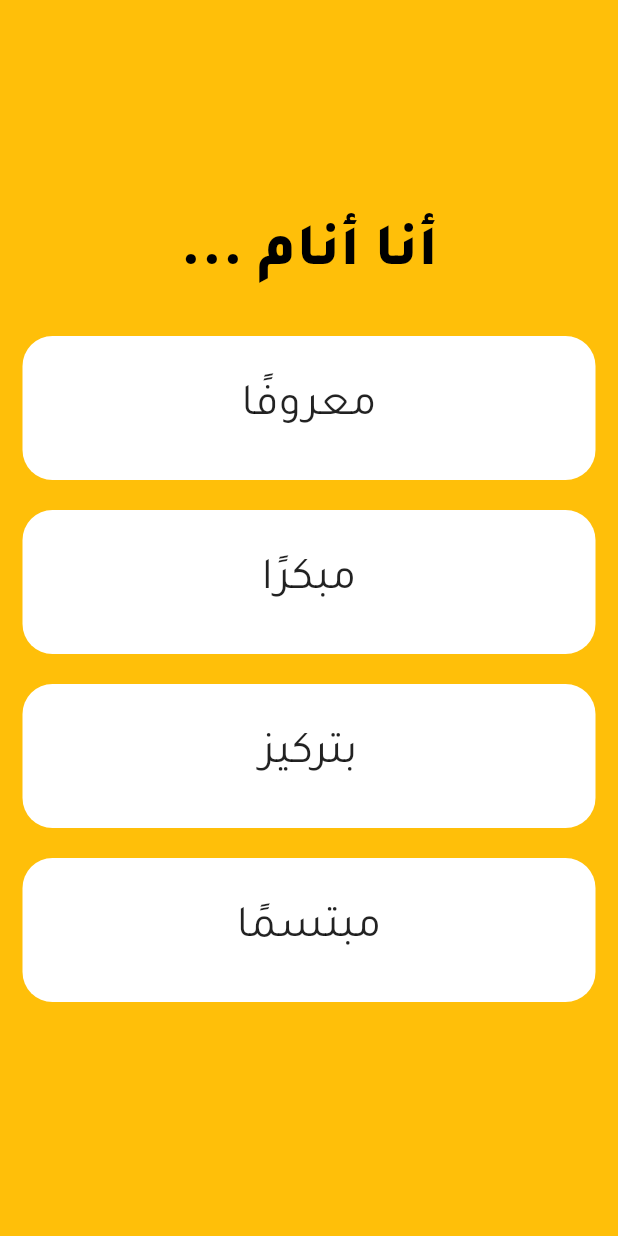
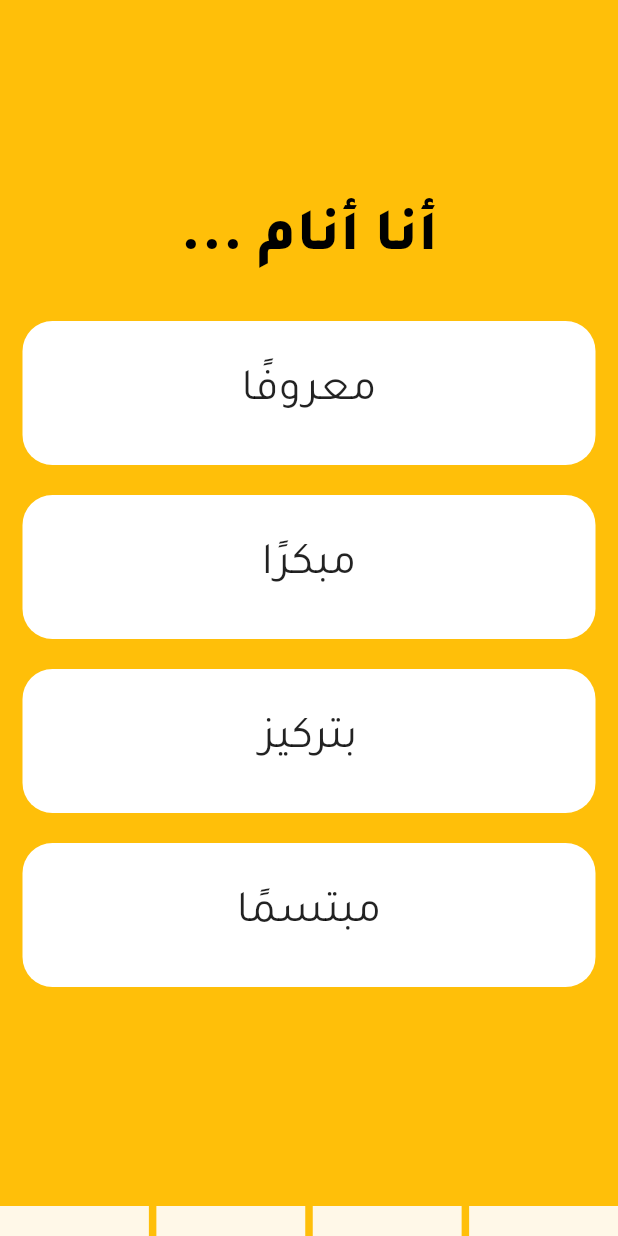
Before and after one commit to mohammadyahyaq/Dyslexia-App, a Flutter app: the MCQScreen screen opened by its route, on a phone screen of 412 x 824 dp. Run offline on Flutter 3.47's test engine with Material 2 defaults, Android fonts, the phone set to English and light mode, and no system bars; our stand-ins replace email_validator.

Commit message:
add progress bar to MCQ + refactoring code

```diff
--- a/lib/backend/Question.dart
+++ b/lib/backend/Question.dart
@@ -1,6 +1,3 @@
-import 'package:dyslexia_app/screens_components/mcq_screen_components.dart';
-import 'package:flutter/material.dart';
-
 class Question {
   String question;
   List<String> choices;
@@ -11,31 +8,4 @@ class Question {
   bool isCorrect(int answer) {
     return this.answer == answer;
   }
-
-  List<Widget> generateWidgets() {
-    List<Widget> questionWidgets = [
-      Padding(
-        padding: EdgeInsets.only(bottom: 20.0),
-        child: Text(
-          this.question,
-          textAlign: TextAlign.center,
-          style: TextStyle(
-            fontWeight: FontWeight.w900,
-            fontSize: 40.0,
-            color: Colors.black,
-          ),
-        ),
-      ),
-    ];
-
-    for (int i = 0; i < choices.length; i++) {
-      questionWidgets.add(
-        Padding(
-          padding: EdgeInsets.symmetric(vertical: 10.0, horizontal: 15.0),
-          child: Choice(choiceText: choices[i]),
-        ),
-      );
-    }
-    return questionWidgets;
-  }
 }
--- a/lib/screens/mcq_screen.dart
+++ b/lib/screens/mcq_screen.dart
@@ -16,13 +16,12 @@ class MCQScreen extends StatefulWidget {
 }
 
 class _MCQScreenState extends State<MCQScreen> {
+
   MCQBrain brain;
-  Question currentQuestion;
 
   @override
   void initState() {
     brain = widget.brain;
-    currentQuestion = brain.getNext();
     super.initState();
   }
 
@@ -31,9 +30,19 @@ class _MCQScreenState extends State<MCQScreen> {
     return Scaffold(
       backgroundColor: Color(0xFFFFBF09),
       body: Column(
-        mainAxisAlignment: MainAxisAlignment.center,
-        crossAxisAlignment: CrossAxisAlignment.stretch,
-        children: currentQuestion.generateWidgets(),
+        mainAxisAlignment: MainAxisAlignment.end,
+        children: [
+          Expanded(
+            child: Column(
+              mainAxisAlignment: MainAxisAlignment.center,
+              crossAxisAlignment: CrossAxisAlignment.stretch,
+              children: brain.generateWidgets(),
+            ),
+          ),
+          Row(
+            children: brain.generateProgressBar(),
+          ),
+        ],
       ),
     );
   }
--- a/lib/screens_brain/mcq_brain.dart
+++ b/lib/screens_brain/mcq_brain.dart
@@ -1,43 +1,118 @@
 import 'package:dyslexia_app/backend/Question.dart';
 import 'package:dyslexia_app/backend/exercise.dart';
+import 'package:dyslexia_app/screens_components/mcq_screen_components.dart';
+import 'package:flutter/cupertino.dart';
+import 'package:flutter/material.dart';
 
 class MCQBrain {
   List<Question> _questions;
+  List<int> _progress;
   int _currentIndex;
 
   MCQBrain(ExerciseName exercise) {
     // TODO: this constructor should be remade, where you fitch the data from the database
-    _questions = List<Question>();
+    _questions = [];
     if (exercise == ExerciseName.completeTheSentence) {
       String question = 'أنا أنام ...';
       List<String> choices = ['معروفًا', 'مبكرًا', 'بتركيز', 'مبتسمًا'];
       int answers = 1;
-      _questions.add(Question(question: question, choices: choices, answer: answers));
+      _questions
+          .add(Question(question: question, choices: choices, answer: answers));
 
       String question1 = '... تساعدون المحتاجين';
       List<String> choices1 = ['نحن', 'هم', 'أنتم', 'أنا'];
       int answers1 = 2;
-      _questions.add(Question(question: question1, choices: choices1, answer: answers1));
+      _questions.add(
+          Question(question: question1, choices: choices1, answer: answers1));
 
       String question2 = 'أنتما تسيران ساعة يوميا ... المساء';
       List<String> choices2 = ['عن', 'مع', 'عند', 'على'];
       int answers2 = 2;
-      _questions.add(Question(question: question2, choices: choices2, answer: answers2));
+      _questions.add(
+          Question(question: question2, choices: choices2, answer: answers2));
 
       String question3 = 'الطبيبان ... العملية';
       List<String> choices3 = ['أجريا', 'كتبا', 'يعدان', 'وضعا'];
       int answers3 = 0;
-      _questions.add(Question(question: question3, choices: choices3, answer: answers3));
+      _questions.add(
+          Question(question: question3, choices: choices3, answer: answers3));
+    }
+
+    _progress = [];
+    for (int i = 0; i < _questions.length; i++) {
+      _progress.add(0);
     }
 
     _currentIndex = 0;
   }
 
-  Question getNext() {
+  List<Widget> generateWidgets() {
+    List<Widget> questionWidgets = [
+      Padding(
+        padding: EdgeInsets.only(bottom: 20.0),
+        child: Text(
+          _questions[_currentIndex].question,
+          textAlign: TextAlign.center,
+          style: TextStyle(
+            fontWeight: FontWeight.w900,
+            fontSize: 40.0,
+            color: Colors.black,
+          ),
+        ),
+      ),
+    ];
+
+    for (int i = 0; i < _questions[_currentIndex].choices.length; i++) {
+      questionWidgets.add(
+        GestureDetector(
+          onTap: () {
+            if (_questions[_currentIndex].isCorrect(i)) {
+              setState() {
+                _progress[i] = 1; // set to correct
+              }
+            } else {
+              setState() {
+                _progress[i] = 0; // set inCorrect
+              }
+            }
+          },
+          child: Padding(
+            padding: EdgeInsets.symmetric(vertical: 10.0, horizontal: 15.0),
+            child: Choice(
+              choiceText: _questions[_currentIndex].choices[i],
+            ),
+          ),
+        ),
+      );
+    }
+    return questionWidgets;
+  }
+
+  Question _getNext() {
     if (_currentIndex < _questions.length) {
       return _questions[_currentIndex++];
     } else {
       return null;
     }
   }
+
+  List<Widget> generateProgressBar() {
+    List<Widget> progressList = List<Widget>();
+    for (int i = 0; i < _progress.length; i++) {
+      progressList.add(Expanded(
+        child: Container(
+          color: (_progress[i] == 0) ? Color(0xFFFFF8E8) : (_progress[i] == 1) ? Color(0xFF5EB693) : Color(0xFFFF5F3D),
+          height: 20.0,
+        ),
+      ));
+      if (i != _progress.length - 1) {
+        progressList.add(
+          SizedBox(
+            width: 5.0,
+          ),
+        );
+      }
+    }
+    return progressList;
+  }
 }
```
